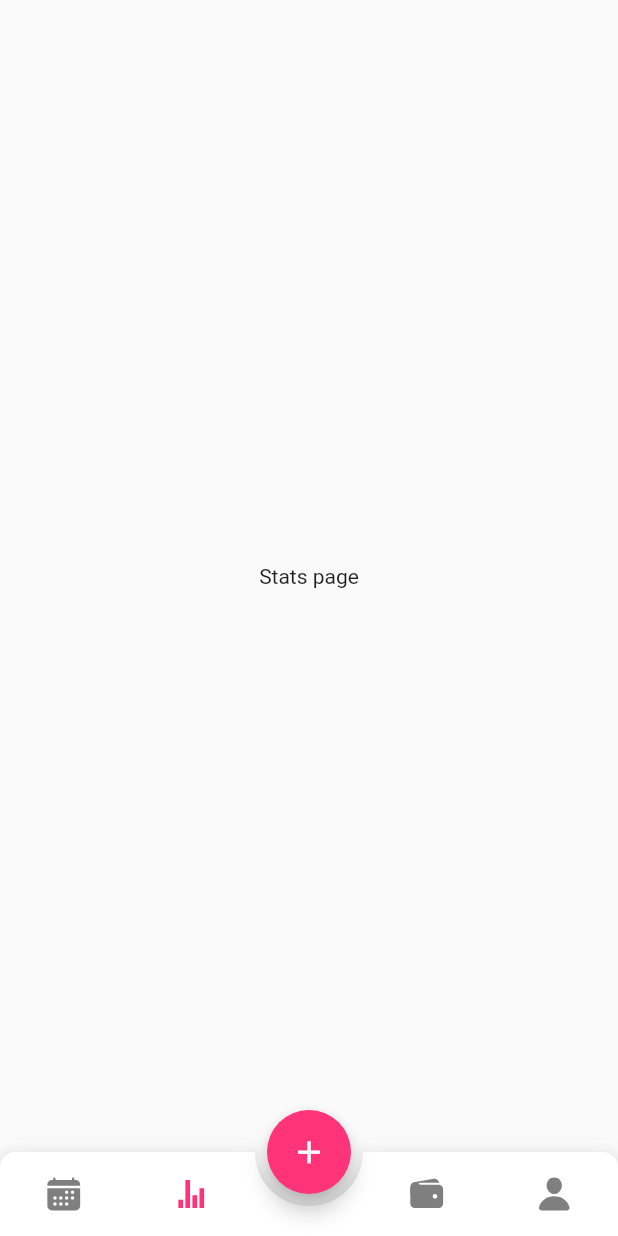
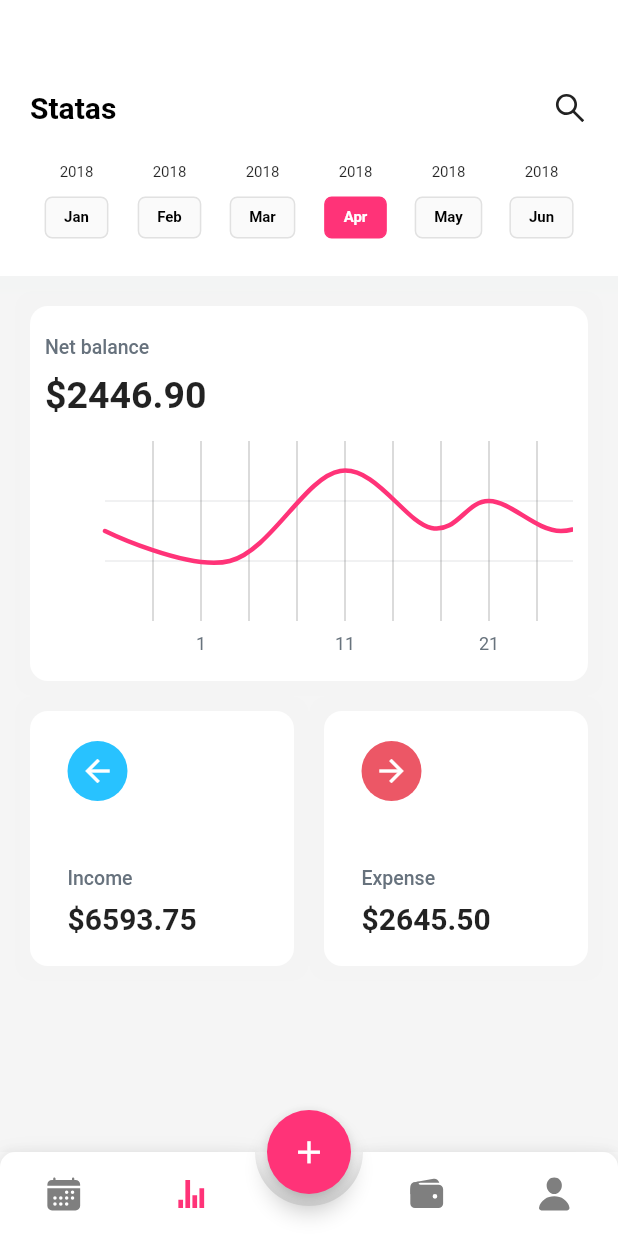
Before and after one commit to abdelghanimeliani/budget-tracker-clone, a Flutter app: the screen it shows after launch, item 2 of the bottom bar chosen, on a phone screen of 412 x 824 dp. Run offline on Flutter 3.47's test engine with Material 2 defaults, Android fonts, the light colour scheme and no system bars; drawn by our look-alikes of animated_bottom_navigation_bar, fl_chart; our stand-ins replace flutter_icons.

Commit message:
stats page final version

```diff
--- a/lib/pages/root_app.dart
+++ b/lib/pages/root_app.dart
@@ -1,5 +1,6 @@
 import 'package:animated_bottom_navigation_bar/animated_bottom_navigation_bar.dart';
 import 'package:budget_tracker_ui/pages/dayli_page.dart';
+import 'package:budget_tracker_ui/pages/state_page.dart';
 import 'package:flutter/cupertino.dart';
 import 'package:flutter/material.dart';
 import '../theme/colors.dart';
@@ -36,9 +37,8 @@ class _RootAppState extends State<RootApp> {
       index: pageIndex,
       children: [
         DailyPage(),
-        Center(
-          child: Text('Stats page'),
-        ),
+        // i mean stats page
+        StatePage(),
         Center(
           child: Text(' Budget page'),
         ),
--- /dev/null
+++ b/lib/pages/state_page.dart
@@ -0,0 +1,262 @@
+import 'package:budget_tracker_ui/json/day_month.dart';
+import 'package:budget_tracker_ui/theme/colors.dart';
+import 'package:budget_tracker_ui/widget/chart.dart';
+import 'package:fl_chart/fl_chart.dart';
+import 'package:flutter/cupertino.dart';
+import 'package:flutter/material.dart';
+import 'package:flutter_icons/flutter_icons.dart';
+
+class StatePage extends StatefulWidget {
+  @override
+  _StatePageState createState() => _StatePageState();
+}
+
+class _StatePageState extends State<StatePage> {
+  int activeDay = 3;
+
+  List expenses = [
+    {
+      "icon": Icons.arrow_back,
+      "color": blue,
+      "label": "Income",
+      "cost": "\$6593.75"
+    },
+    {
+      "icon": Icons.arrow_forward,
+      "color": red,
+      "label": "Expense",
+      "cost": "\$2645.50"
+    }
+  ];
+  bool showAvg = false;
+  @override
+  Widget build(BuildContext context) {
+    return Scaffold(
+      backgroundColor: grey.withOpacity(0.05),
+      body: getBody(),
+    );
+  }
+
+  Widget getBody() {
+    var size = MediaQuery.of(context).size;
+    return SingleChildScrollView(
+      child: Column(
+        children: [
+          Container(
+            decoration: BoxDecoration(
+              color: white,
+              boxShadow: [
+                BoxShadow(
+                  color: green.withOpacity(0.01),
+                  spreadRadius: 10,
+                  blurRadius: 3,
+                )
+              ],
+            ),
+            child: Padding(
+              padding: const EdgeInsets.only(
+                  top: 60, left: 20, right: 20, bottom: 25),
+              child: Column(
+                children: [
+                  Row(
+                    mainAxisAlignment: MainAxisAlignment.spaceBetween,
+                    children: [
+                      Text(
+                        "Statas",
+                        style: TextStyle(
+                            fontSize: 20,
+                            fontWeight: FontWeight.bold,
+                            color: black),
+                      ),
+                      Icon(AntDesign.search1),
+                    ],
+                  ),
+                  SizedBox(
+                    height: 25,
+                  ),
+                  Row(
+                      crossAxisAlignment: CrossAxisAlignment.start,
+                      children: List.generate(months.length, (index) {
+                        return GestureDetector(
+                          onTap: () {
+                            setState(() {
+                              activeDay = index;
+                            });
+                          },
+                          child: Container(
+                            width: (MediaQuery.of(context).size.width - 40) / 6,
+                            child: Column(
+                              children: [
+                                Text(
+                                  months[index]['label'],
+                                  style: TextStyle(fontSize: 10),
+                                ),
+                                SizedBox(
+                                  height: 10,
+                                ),
+                                Container(
+                                  decoration: BoxDecoration(
+                                      color: activeDay == index
+                                          ? primary
+                                          : black.withOpacity(0.02),
+                                      borderRadius: BorderRadius.circular(5),
+                                      border: Border.all(
+                                          color: activeDay == index
+                                              ? primary
+                                              : black.withOpacity(0.1))),
+                                  child: Padding(
+                                    padding: const EdgeInsets.only(
+                                        left: 12, right: 12, top: 7, bottom: 7),
+                                    child: Text(
+                                      months[index]['day'],
+                                      style: TextStyle(
+                                          fontSize: 10,
+                                          fontWeight: FontWeight.w600,
+                                          color: activeDay == index
+                                              ? white
+                                              : black),
+                                    ),
+                                  ),
+                                )
+                              ],
+                            ),
+                          ),
+                        );
+                      }))
+                ],
+              ),
+            ),
+          ),
+          SizedBox(
+            height: 20,
+          ),
+          Padding(
+            padding: const EdgeInsets.only(left: 20, right: 20),
+            child: Container(
+                width: double.infinity,
+                height: 250,
+                decoration: BoxDecoration(
+                    color: white,
+                    borderRadius: BorderRadius.circular(12),
+                    boxShadow: [
+                      BoxShadow(
+                        color: grey.withOpacity(0.01),
+                        spreadRadius: 10,
+                        blurRadius: 3,
+                        // changes position of shadow
+                      ),
+                    ]),
+                child: Padding(
+                  padding: EdgeInsets.all(10),
+                  child: Stack(
+                    children: [
+                      Padding(
+                        padding: const EdgeInsets.only(
+                          top: 10,
+                        ),
+                        child: Column(
+                          crossAxisAlignment: CrossAxisAlignment.start,
+                          children: [
+                            Text(
+                              "Net balance",
+                              style: TextStyle(
+                                  fontWeight: FontWeight.w500,
+                                  fontSize: 13,
+                                  color: Color(0xff67727d)),
+                            ),
+                            SizedBox(
+                              height: 10,
+                            ),
+                            Text(
+                              "\$2446.90",
+                              style: TextStyle(
+                                fontWeight: FontWeight.bold,
+                                fontSize: 25,
+                              ),
+                            )
+                          ],
+                        ),
+                      ),
+                      Positioned(
+                        bottom: 0,
+                        child: Container(
+                          width: size.width - 20,
+                          height: 150,
+                          child: LineChart(mainData()),
+                        ),
+                      )
+                    ],
+                  ),
+                )),
+          ),
+          SizedBox(
+            height: 20,
+          ),
+          Wrap(
+              spacing: 20,
+              children: List.generate(expenses.length, (index) {
+                return Container(
+                  width: (size.width - 60) / 2,
+                  height: 170,
+                  decoration: BoxDecoration(
+                      color: white,
+                      borderRadius: BorderRadius.circular(12),
+                      boxShadow: [
+                        BoxShadow(
+                          color: grey.withOpacity(0.01),
+                          spreadRadius: 10,
+                          blurRadius: 3,
+                          // changes position of shadow
+                        ),
+                      ]),
+                  child: Padding(
+                    padding: const EdgeInsets.only(
+                        left: 25, right: 25, top: 20, bottom: 20),
+                    child: Column(
+                      crossAxisAlignment: CrossAxisAlignment.start,
+                      mainAxisAlignment: MainAxisAlignment.spaceBetween,
+                      children: [
+                        Container(
+                          width: 40,
+                          height: 40,
+                          decoration: BoxDecoration(
+                              shape: BoxShape.circle,
+                              color: expenses[index]['color']),
+                          child: Center(
+                              child: Icon(
+                            expenses[index]['icon'],
+                            color: white,
+                          )),
+                        ),
+                        Column(
+                          crossAxisAlignment: CrossAxisAlignment.start,
+                          children: [
+                            Text(
+                              expenses[index]['label'],
+                              style: TextStyle(
+                                  fontWeight: FontWeight.w500,
+                                  fontSize: 13,
+                                  color: Color(0xff67727d)),
+                            ),
+                            SizedBox(
+                              height: 8,
+                            ),
+                            Text(
+                              expenses[index]['cost'],
+                              style: TextStyle(
+                                fontWeight: FontWeight.bold,
+                                fontSize: 20,
+                              ),
+                            )
+                          ],
+                        )
+                      ],
+                    ),
+                  ),
+                );
+              }))
+        ],
+      ),
+    );
+  }
+}
--- /dev/null
+++ b/lib/widget/chart.dart
@@ -0,0 +1,87 @@
+import 'package:budget_tracker_ui/theme/colors.dart';
+import 'package:fl_chart/fl_chart.dart';
+import 'package:flutter/material.dart';
+
+List<Color> gradientColors = [primary];
+
+LineChartData mainData() {
+  return LineChartData(
+    gridData: FlGridData(
+        show: true,
+        drawHorizontalLine: true,
+        getDrawingHorizontalLine: (value) {
+          return FlLine(
+            color: const Color(0xff37434d),
+            strokeWidth: 0.1,
+          );
+        }),
+    titlesData: FlTitlesData(
+      show: true,
+      bottomTitles: SideTitles(
+        showTitles: true,
+        reservedSize: 22,
+        getTextStyles: (value) =>
+            const TextStyle(color: Color(0xff68737d), fontSize: 12),
+        getTitles: (value) {
+          switch (value.toInt()) {
+            case 2:
+              return '1';
+            case 5:
+              return '11';
+            case 8:
+              return '21';
+          }
+          return '';
+        },
+        margin: 8,
+      ),
+      leftTitles: SideTitles(
+        showTitles: true,
+        getTextStyles: (value) => const TextStyle(
+          color: Color(0xff67727d),
+          fontSize: 12,
+        ),
+        getTitles: (value) {
+          switch (value.toInt()) {
+            case 1:
+              return '10k';
+            case 3:
+              return '50k';
+            case 5:
+              return '100k';
+          }
+          return '';
+        },
+        reservedSize: 28,
+        margin: 12,
+      ),
+    ),
+    borderData: FlBorderData(
+      show: false,
+    ),
+    minX: 0,
+    maxX: 11,
+    minY: 0,
+    maxY: 6,
+    lineBarsData: [
+      LineChartBarData(
+        spots: [
+          FlSpot(0, 3),
+          FlSpot(2.6, 2),
+          FlSpot(4.9, 5),
+          FlSpot(6.8, 3.1),
+          FlSpot(8, 4),
+          FlSpot(9.5, 3),
+          FlSpot(11, 4),
+        ],
+        isCurved: true,
+        colors: gradientColors,
+        barWidth: 3,
+        isStrokeCapRound: true,
+        dotData: FlDotData(
+          show: false,
+        ),
+      ),
+    ],
+  );
+}
```
